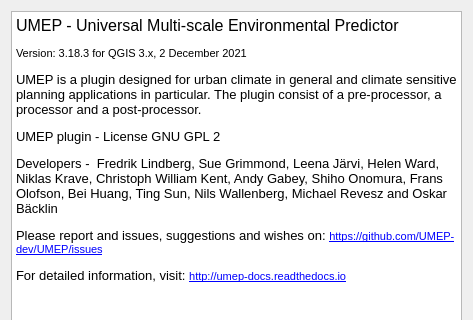
Before: the Qt Designer form UMEP_about.ui in UMEP-dev/UMEP, drawn with Qt 5; both pictures show x 0 to 473 and y 0 to 320 of the 473 by 478 pixel window.
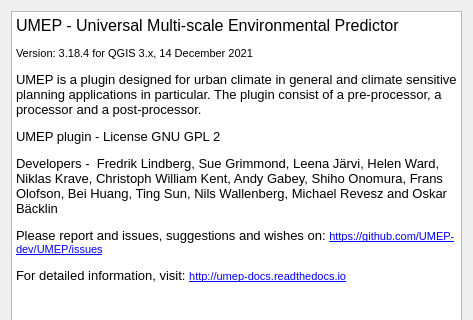
After: the same form once the commit is applied.

What changed in the file:
```diff
--- a/UMEP_about.ui
+++ b/UMEP_about.ui
@@ -31,7 +31,7 @@
 p, li { white-space: pre-wrap; }
 &lt;/style&gt;&lt;/head&gt;&lt;body style=&quot; font-family:'MS Shell Dlg 2'; font-size:7.8pt; font-weight:400; font-style:normal;&quot;&gt;
 &lt;p style=&quot; margin-top:0px; margin-bottom:0px; margin-left:0px; margin-right:0px; -qt-block-indent:0; text-indent:0px;&quot;&gt;&lt;span style=&quot; font-size:12pt;&quot;&gt;UMEP - Universal Multi-scale Environmental Predictor &lt;/span&gt;&lt;/p&gt;
-&lt;p style=&quot; margin-top:12px; margin-bottom:12px; margin-left:0px; margin-right:0px; -qt-block-indent:0; text-indent:0px;&quot;&gt;&lt;span style=&quot; font-size:8pt;&quot;&gt;Version: 3.18.3 for QGIS 3.x, 2 December 2021&lt;/span&gt;&lt;/p&gt;
+&lt;p style=&quot; margin-top:12px; margin-bottom:12px; margin-left:0px; margin-right:0px; -qt-block-indent:0; text-indent:0px;&quot;&gt;&lt;span style=&quot; font-size:8pt;&quot;&gt;Version: 3.18.4 for QGIS 3.x, 14 December 2021&lt;/span&gt;&lt;/p&gt;
 &lt;p style=&quot; margin-top:12px; margin-bottom:12px; margin-left:0px; margin-right:0px; -qt-block-indent:0; text-indent:0px;&quot;&gt;&lt;span style=&quot; font-size:10pt;&quot;&gt;UMEP is a plugin designed for urban climate in general and climate sensitive planning applications in particular. The plugin consist of a pre-processor, a processor and a post-processor.&lt;/span&gt;&lt;/p&gt;
 &lt;p style=&quot; margin-top:12px; margin-bottom:12px; margin-left:0px; margin-right:0px; -qt-block-indent:0; text-indent:0px;&quot;&gt;&lt;span style=&quot; font-size:10pt;&quot;&gt;UMEP plugin - License GNU GPL 2&lt;/span&gt;&lt;/p&gt;
 &lt;p style=&quot; margin-top:12px; margin-bottom:12px; margin-left:0px; margin-right:0px; -qt-block-indent:0; text-indent:0px;&quot;&gt;&lt;span style=&quot; font-size:10pt;&quot;&gt;Developers -  Fredrik Lindberg, Sue Grimmond, Leena Järvi, Helen Ward, Niklas Krave, Christoph William Kent, Andy Gabey, Shiho Onomura, Frans Olofson, Bei Huang, Ting Sun, Nils Wallenberg, Michael Revesz and Oskar Bäcklin&lt;/span&gt;&lt;/p&gt;
```
